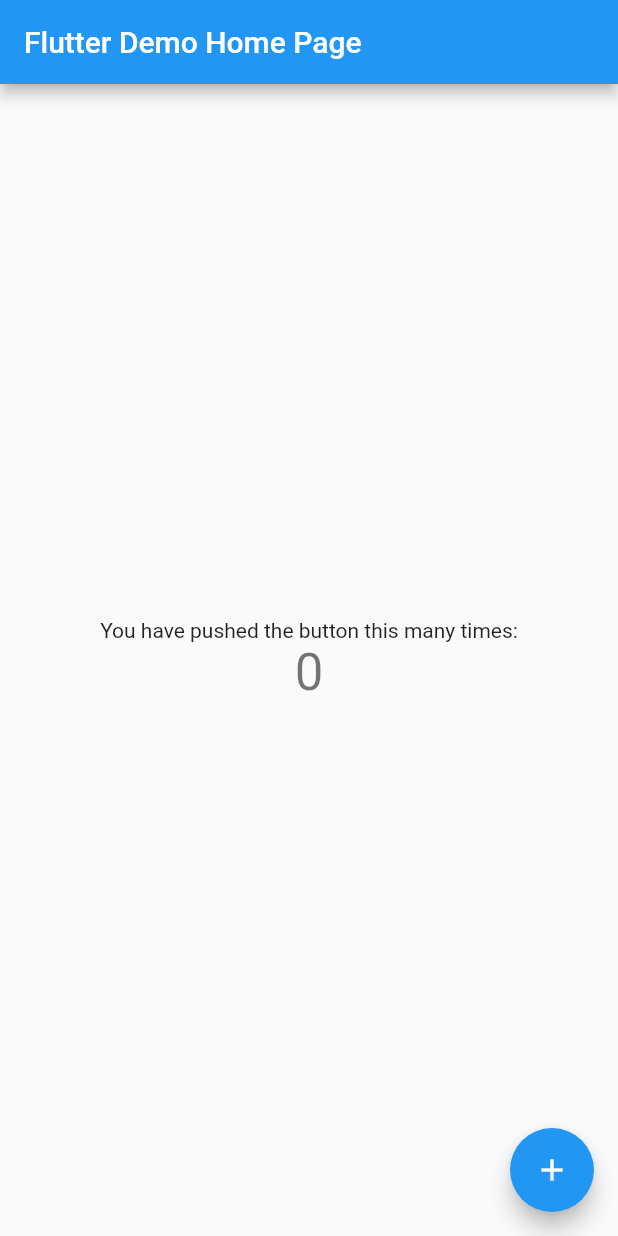
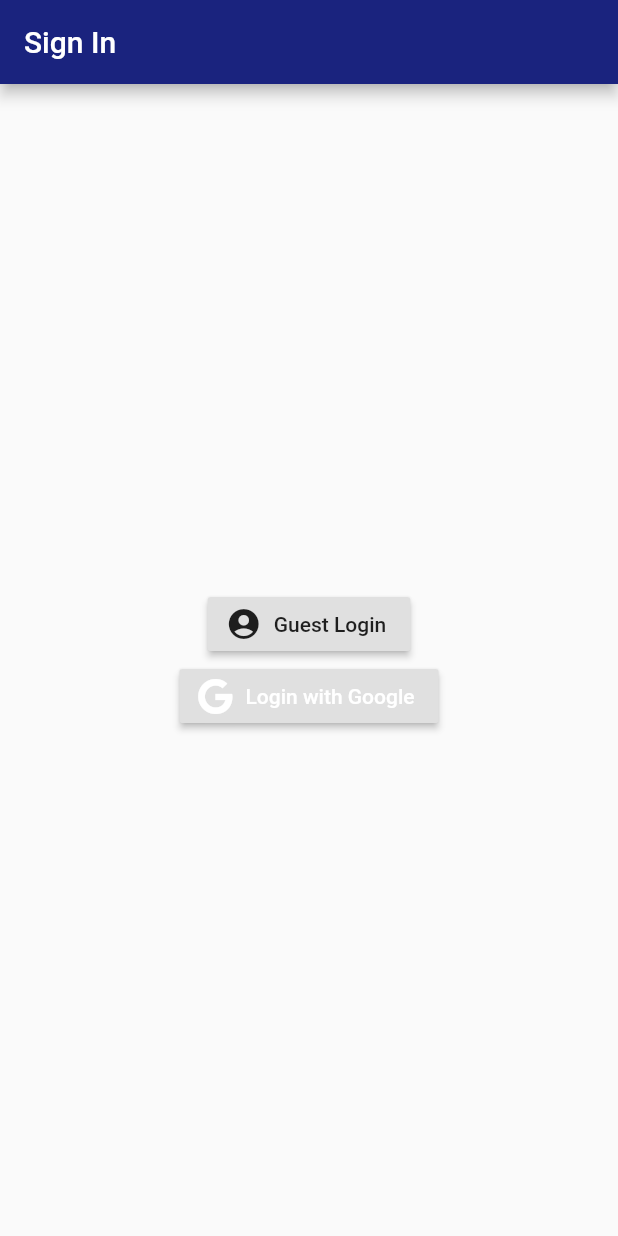
Before and after one commit to hori-imuuzak/flutter_sample_meetup_app, a Flutter app: the screen it shows after launch, on a phone screen of 412 x 824 dp. Run offline on Flutter 3.47's test engine with Material 2 defaults, Android fonts, the phone set to English and light mode, and no system bars; our stand-ins replace bloc, cloud_firestore, equatable, firebase_auth, flutter_bloc, font_awesome_flutter and 1 more; accounts and stored records are empty.

```diff
--- /dev/null
+++ b/lib/blocs/auth/auth_event.dart
@@ -0,0 +1,22 @@
+import 'package:equatable/equatable.dart';
+import 'package:meta/meta.dart';
+
+@immutable
+abstract class AuthEvent extends Equatable {
+  AuthEvent([List props = const []]) : super(props);
+}
+
+class AppStarted extends AuthEvent {
+  @override
+  String toString() => 'AppStarted';
+}
+
+class LoggedIn extends AuthEvent {
+  @override
+  String toString() => 'LoggedIn';
+}
+
+class LoggedOut extends AuthEvent {
+  @override
+  String toString() => 'LoggedOut';
+}
--- /dev/null
+++ b/lib/blocs/auth/auth_repository.dart
@@ -0,0 +1,7 @@
+import 'package:flutter_sample_meetup_app/models/current_user.dart';
+
+abstract class AuthRepository {
+  Future<void> signOut();
+  Future<bool> isSignedIn();
+  Future<CurrentUser> getCurrentUser();
+}
--- /dev/null
+++ b/lib/blocs/auth/auth_state.dart
@@ -0,0 +1,27 @@
+import 'package:equatable/equatable.dart';
+import 'package:flutter_sample_meetup_app/models/current_user.dart';
+import 'package:meta/meta.dart';
+
+@immutable
+abstract class AuthState extends Equatable {
+  AuthState([List props = const[]]) : super(props);
+}
+
+class AuthInProgress extends AuthState {
+  @override
+  String toString() => 'AuthInProgress';
+}
+
+class AuthSuccess extends AuthState {
+  final CurrentUser currentUser;
+
+  AuthSuccess(this.currentUser) : super([currentUser]);
+
+  @override
+  String toString() => 'AuthSuccess';
+}
+
+class AuthFailure extends AuthState {
+  @override
+  String toString() => 'AuthFailure';
+}
--- a/lib/blocs/event_list/event_list_bloc.dart
+++ b/lib/blocs/event_list/event_list_bloc.dart
@@ -8,7 +8,7 @@ class EventListBloc extends Bloc<EventListEvent, EventListState> {
   final EventListRepository _eventListRepository;
 
   EventListBloc({@required EventListRepository eventListRepository})
-      : assert(_eventListRepository != null),
+      : assert(eventListRepository != null),
         this._eventListRepository = eventListRepository;
 
   @override
--- /dev/null
+++ b/lib/blocs/sign_in/sign_in_bloc.dart
@@ -0,0 +1,46 @@
+import 'package:bloc/bloc.dart';
+import 'package:meta/meta.dart';
+import 'package:flutter_sample_meetup_app/blocs/sign_in/sign_in_event.dart';
+import 'package:flutter_sample_meetup_app/blocs/sign_in/sign_in_repository.dart';
+import 'package:flutter_sample_meetup_app/blocs/sign_in/sign_in_state.dart';
+
+class SignInBloc extends Bloc<SignInEvent, SignInState> {
+  final SignInRepository _signInRepository;
+
+  SignInBloc({@required SignInRepository signInRepository})
+      : assert(signInRepository != null),
+        this._signInRepository = signInRepository;
+
+
+  @override
+  SignInState get initialState => SignInEmpty();
+
+  @override
+  Stream<SignInState> mapEventToState(SignInEvent event) async* {
+    if (event is SignInWithGoogleOnPressed) {
+      yield* _mapSignInWithGoogleOnPressed();
+    } else if (event is SignInAnonymouslyOnPressed) {
+      yield* _mapSignInAnonymouslyOnPressed();
+    }
+  }
+
+  Stream<SignInState> _mapSignInWithGoogleOnPressed() async* {
+    yield SignInLoading();
+    try {
+      await _signInRepository.signInWithGoogle();
+      yield SignInSuccess();
+    } catch (_) {
+      yield SignInFailure();
+    }
+  }
+
+  Stream<SignInState> _mapSignInAnonymouslyOnPressed() async* {
+    yield SignInLoading();
+    try {
+      await _signInRepository.signInAnonymously();
+      yield SignInSuccess();
+    } catch (_) {
+      yield SignInFailure();
+    }
+  }
+}
--- /dev/null
+++ b/lib/blocs/sign_in/sign_in_event.dart
@@ -0,0 +1,17 @@
+import 'package:equatable/equatable.dart';
+import 'package:meta/meta.dart';
+
+@immutable
+abstract class SignInEvent extends Equatable {
+  SignInEvent([List props = const[]]) : super(props);
+}
+
+class SignInWithGoogleOnPressed extends SignInEvent {
+  @override
+  String toString() => 'SignInWithGoogleOnPressed';
+}
+
+class SignInAnonymouslyOnPressed extends SignInEvent {
+  @override
+  String toString() => 'SignInAnonymouslyOnPressed';
+}
--- /dev/null
+++ b/lib/blocs/sign_in/sign_in_repository.dart
@@ -0,0 +1,4 @@
+abstract class SignInRepository {
+  Future<void> signInWithGoogle();
+  Future<void> signInAnonymously();
+}
--- /dev/null
+++ b/lib/blocs/sign_in/sign_in_state.dart
@@ -0,0 +1,27 @@
+import 'package:equatable/equatable.dart';
+import 'package:meta/meta.dart';
+
+@immutable
+abstract class SignInState extends Equatable {
+  SignInState([List props = const[]]) : super(props);
+}
+
+class SignInEmpty extends SignInState {
+  @override
+  String toString() => 'SignInState';
+}
+
+class SignInLoading extends SignInState {
+  @override
+  String toString() => 'SignInLoading';
+}
+
+class SignInSuccess extends SignInState {
+  @override
+  String toString() => 'SignInSuccess';
+}
+
+class SignInFailure extends SignInState {
+  @override
+  String toString() => 'SignInFailure';
+}
--- a/lib/main.dart
+++ b/lib/main.dart
@@ -1,111 +1,53 @@
 import 'package:flutter/material.dart';
+import 'package:flutter_bloc/flutter_bloc.dart';
+import 'package:flutter_sample_meetup_app/blocs/auth/auth_bloc.dart';
+import 'package:flutter_sample_meetup_app/blocs/auth/auth_event.dart';
+import 'package:flutter_sample_meetup_app/blocs/auth/auth_state.dart';
+import 'package:flutter_sample_meetup_app/repositories/firebase_auth_repository.dart';
+import 'package:flutter_sample_meetup_app/screens/event_list_screen.dart';
+import 'package:flutter_sample_meetup_app/screens/sign_in_screen.dart';
 
-void main() => runApp(MyApp());
+void main() {
+  final authRepository = FirebaseAuthRepository();
+  runApp(BlocProvider<AuthBloc>(
+    builder: (context) =>
+        AuthBloc(authRepository: authRepository)..dispatch(AppStarted()),
+    child: MyApp(),
+  ));
+}
 
 class MyApp extends StatelessWidget {
-  // This widget is the root of your application.
   @override
   Widget build(BuildContext context) {
+    final authBloc = BlocProvider.of<AuthBloc>(context);
+
     return MaterialApp(
-      title: 'Flutter Demo',
+        title: 'Sample Flutter Meetup',
         theme: ThemeData(
-        // This is the theme of your application.
-        //
-        // Try running your application with "flutter run". You'll see the
-        // application has a blue toolbar. Then, without quitting the app, try
-        // changing the primarySwatch below to Colors.green and then invoke
-        // "hot reload" (press "r" in the console where you ran "flutter run",
-        // or simply save your changes to "hot reload" in a Flutter IDE).
-        // Notice that the counter didn't reset back to zero; the application
-        // is not restarted.
-        primarySwatch: Colors.blue,
-      ),
-      home: MyHomePage(title: 'Flutter Demo Home Page'),
+            primaryColor: Colors.indigo[900],
+            accentColor: Colors.pink[800],
+            brightness: Brightness.light),
+        home: BlocBuilder<AuthBloc, AuthState>(
+          bloc: authBloc,
+          builder: (context, state) {
+            print(state.toString());
+            if (state is AuthInProgress) {
+              // TODO Splash
+              return Center(
+                child: const Text("Splash"),
               );
             }
+
+            if (state is AuthSuccess) {
+              return EventListScreen();
             }
 
-class MyHomePage extends StatefulWidget {
-  MyHomePage({Key key, this.title}) : super(key: key);
-
-  // This widget is the home page of your application. It is stateful, meaning
-  // that it has a State object (defined below) that contains fields that affect
-  // how it looks.
-
-  // This class is the configuration for the state. It holds the values (in this
-  // case the title) provided by the parent (in this case the App widget) and
-  // used by the build method of the State. Fields in a Widget subclass are
-  // always marked "final".
-
-  final String title;
-
-  @override
-  _MyHomePageState createState() => _MyHomePageState();
+            if (state is AuthFailure) {
+              return SignInScreen();
             }
 
-class _MyHomePageState extends State<MyHomePage> {
-  int _counter = 0;
-
-  void _incrementCounter() {
-    setState(() {
-      // This call to setState tells the Flutter framework that something has
-      // changed in this State, which causes it to rerun the build method below
-      // so that the display can reflect the updated values. If we changed
-      // _counter without calling setState(), then the build method would not be
-      // called again, and so nothing would appear to happen.
-      _counter++;
-    });
-  }
-
-  @override
-  Widget build(BuildContext context) {
-    // This method is rerun every time setState is called, for instance as done
-    // by the _incrementCounter method above.
-    //
-    // The Flutter framework has been optimized to make rerunning build methods
-    // fast, so that you can just rebuild anything that needs updating rather
-    // than having to individually change instances of widgets.
-    return Scaffold(
-      appBar: AppBar(
-        // Here we take the value from the MyHomePage object that was created by
-        // the App.build method, and use it to set our appbar title.
-        title: Text(widget.title),
-      ),
-      body: Center(
-        // Center is a layout widget. It takes a single child and positions it
-        // in the middle of the parent.
-        child: Column(
-          // Column is also a layout widget. It takes a list of children and
-          // arranges them vertically. By default, it sizes itself to fit its
-          // children horizontally, and tries to be as tall as its parent.
-          //
-          // Invoke "debug painting" (press "p" in the console, choose the
-          // "Toggle Debug Paint" action from the Flutter Inspector in Android
-          // Studio, or the "Toggle Debug Paint" command in Visual Studio Code)
-          // to see the wireframe for each widget.
-          //
-          // Column has various properties to control how it sizes itself and
-          // how it positions its children. Here we use mainAxisAlignment to
-          // center the children vertically; the main axis here is the vertical
-          // axis because Columns are vertical (the cross axis would be
-          // horizontal).
-          mainAxisAlignment: MainAxisAlignment.center,
-          children: <Widget>[
-            Text(
-              'You have pushed the button this many times:',
-            ),
-            Text(
-              '$_counter',
-              style: Theme.of(context).textTheme.display1,
-            ),
-          ],
-        ),
-      ),
-      floatingActionButton: FloatingActionButton(
-        onPressed: _incrementCounter,
-        tooltip: 'Increment',
-        child: Icon(Icons.add),
-      ), // This trailing comma makes auto-formatting nicer for build methods.
-    );
+            return Container();
+          },
+        ));
   }
 }
--- /dev/null
+++ b/lib/repositories/firebase_sign_in_repository.dart
@@ -0,0 +1,29 @@
+import 'package:firebase_auth/firebase_auth.dart';
+import 'package:flutter_sample_meetup_app/blocs/sign_in/sign_in_repository.dart';
+import 'package:google_sign_in/google_sign_in.dart';
+
+class FirebaseSignInRepository extends SignInRepository {
+  final FirebaseAuth _firebaseAuth;
+  final GoogleSignIn _googleSignIn;
+
+  FirebaseSignInRepository(
+      {FirebaseAuth firebaseAuth, GoogleSignIn googleSignIn})
+      : this._firebaseAuth = firebaseAuth ?? FirebaseAuth.instance,
+        this._googleSignIn = googleSignIn ?? GoogleSignIn();
+
+  @override
+  Future<Function> signInWithGoogle() async {
+    final GoogleSignInAccount googleUser = await _googleSignIn.signIn();
+    final GoogleSignInAuthentication googleAuth = await googleUser.authentication;
+    final AuthCredential credential = GoogleAuthProvider.getCredential(
+        idToken: googleAuth.idToken,
+        accessToken: googleAuth.accessToken
+    );
+    await _firebaseAuth.signInWithCredential(credential);
+  }
+
+  @override
+  Future<Function> signInAnonymously() async {
+    await _firebaseAuth.signInAnonymously();
+  }
+}
--- /dev/null
+++ b/lib/screens/sign_in_screen.dart
@@ -0,0 +1,69 @@
+import 'package:flutter/material.dart';
+import 'package:flutter_bloc/flutter_bloc.dart';
+import 'package:flutter_sample_meetup_app/blocs/auth/auth_bloc.dart';
+import 'package:flutter_sample_meetup_app/blocs/auth/auth_event.dart';
+import 'package:flutter_sample_meetup_app/blocs/sign_in/sign_in_bloc.dart';
+import 'package:flutter_sample_meetup_app/blocs/sign_in/sign_in_event.dart';
+import 'package:flutter_sample_meetup_app/blocs/sign_in/sign_in_state.dart';
+import 'package:flutter_sample_meetup_app/repositories/firebase_sign_in_repository.dart';
+import 'package:font_awesome_flutter/font_awesome_flutter.dart';
+
+class SignInScreen extends StatelessWidget {
+  @override
+  Widget build(BuildContext context) {
+    final signInBloc = SignInBloc(signInRepository: FirebaseSignInRepository());
+    final authBloc = BlocProvider.of<AuthBloc>(context);
+
+    return Scaffold(
+        appBar: AppBar(title: const Text("Sign In")),
+        body: BlocBuilder<SignInBloc, SignInState>(
+            bloc: signInBloc,
+            builder: (context, state) {
+              if (state is SignInLoading) {
+                return Center(child: CircularProgressIndicator());
+              }
+
+              if (state is SignInSuccess) {
+                return Center(
+                    child: Column(
+                  mainAxisSize: MainAxisSize.min,
+                  children: <Widget>[
+                    Text("Success"),
+                    RaisedButton(
+                      onPressed: () {
+                        authBloc.dispatch(LoggedIn());
+                      },
+                      child: Text("Start App"),
+                    )
+                  ],
+                ));
+              }
+
+              if (state is SignInFailure) {
+                return Center(
+                  child: Text("Failure"),
+                );
+              }
+
+              return Center(
+                  child: Column(
+                mainAxisSize: MainAxisSize.min,
+                children: <Widget>[
+                  RaisedButton.icon(
+                      onPressed: () {
+                        signInBloc.dispatch(SignInAnonymouslyOnPressed());
+                      },
+                      icon: Icon(Icons.account_circle),
+                      label: Text("Guest Login")),
+                  RaisedButton.icon(
+                      onPressed: () {
+                        signInBloc.dispatch(SignInWithGoogleOnPressed());
+                      },
+                      icon: Icon(FontAwesomeIcons.google, color: Colors.white),
+                      label: Text("Login with Google",
+                          style: TextStyle(color: Colors.white)))
+                ],
+              ));
+            }));
+  }
+}
```
Also changed, not shown: lib/blocs/auth/auth_bloc.dart (added, +50 -0 lines), lib/repositories/firebase_auth_repository.dart (added, +40 -0 lines), lib/screens/event_list_screen.dart (+44 -2 lines), 4 other files. Lines whose indentation alone changed are shown as unchanged.
